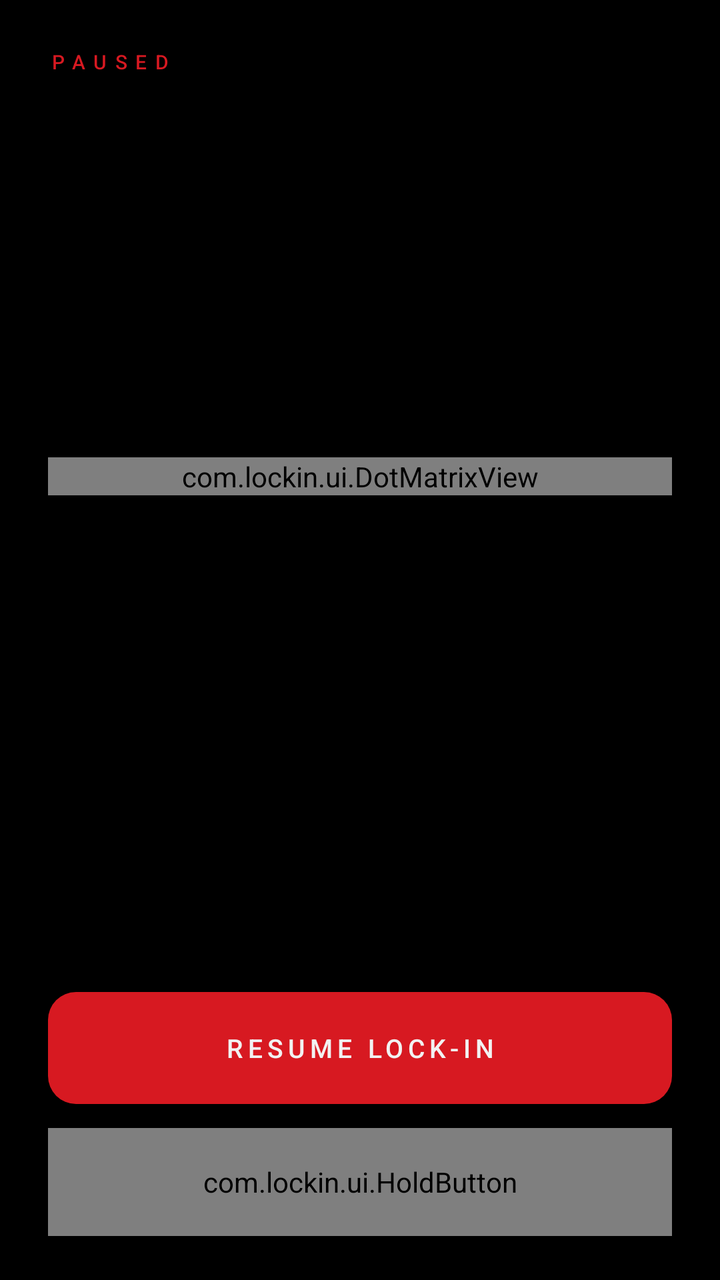
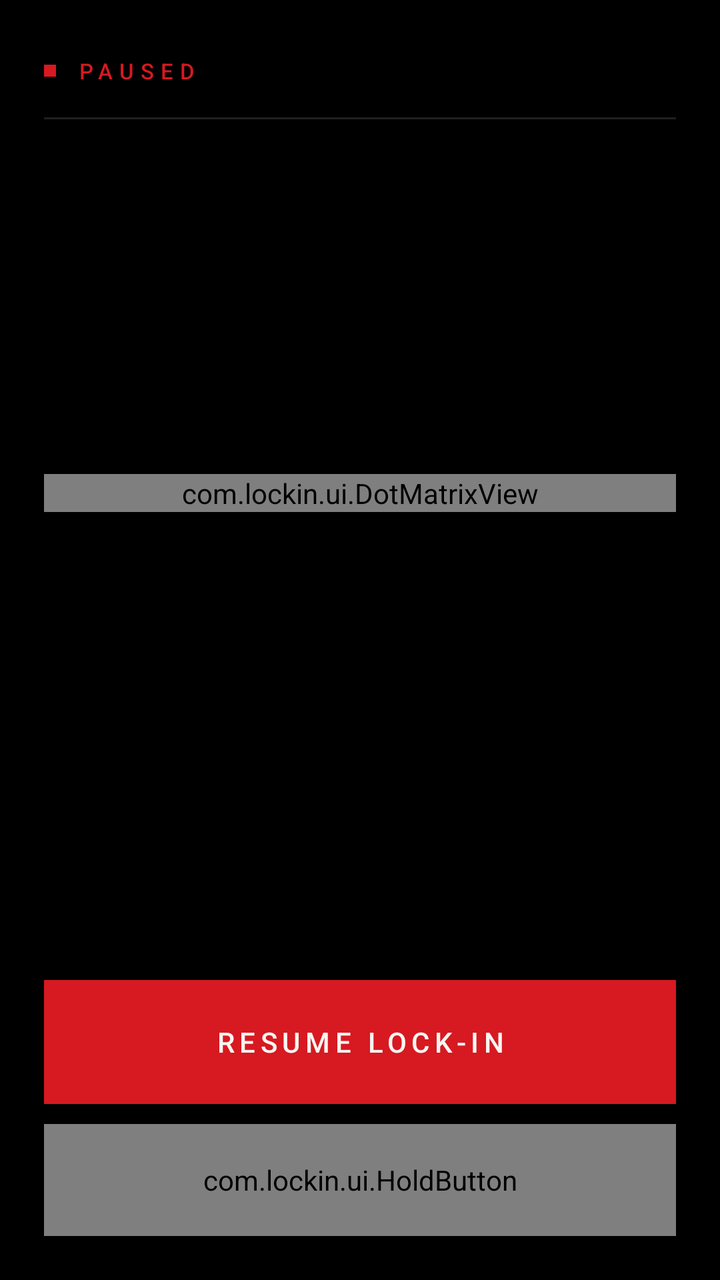

Screens rendered from an Android XML layout before and after an edit, with the pre-edit source and the edit as a unified diff.
<!-- AndroidManifest.xml: application theme Theme.LockIn -->
<!-- res/layout/activity_pause.xml -->
<?xml version="1.0" encoding="utf-8"?>
<LinearLayout xmlns:android="http://schemas.android.com/apk/res/android"
    android:layout_width="match_parent"
    android:layout_height="match_parent"
    android:background="@color/black"
    android:fitsSystemWindows="true"
    android:orientation="vertical"
    android:paddingStart="24dp"
    android:paddingTop="24dp"
    android:paddingEnd="24dp"
    android:paddingBottom="22dp">

    <TextView
        android:layout_width="wrap_content"
        android:layout_height="wrap_content"
        android:fontFamily="sans-serif-medium"
        android:letterSpacing="0.42"
        android:text="@string/paused"
        android:textColor="@color/accent"
        android:textSize="10sp" />

    <Space
        android:layout_width="match_parent"
        android:layout_height="0dp"
        android:layout_weight="1" />

    <com.lockin.ui.DotMatrixView
        android:id="@+id/pauseTimer"
        android:layout_width="match_parent"
        android:layout_height="wrap_content" />

    <TextView
        android:id="@+id/pauseSince"
        android:layout_width="match_parent"
        android:layout_height="wrap_content"
        android:layout_marginTop="22dp"
        android:gravity="center"
        android:textColor="@color/dim"
        android:textSize="11sp" />

    <TextView
        android:id="@+id/pauseMeta"
        android:layout_width="match_parent"
        android:layout_height="wrap_content"
        android:layout_marginTop="8dp"
        android:gravity="center"
        android:letterSpacing="0.18"
        android:textColor="@color/faint"
        android:textSize="9sp" />

    <Space
        android:layout_width="match_parent"
        android:layout_height="0dp"
        android:layout_weight="1" />

    <TextView
        android:id="@+id/resumeBtn"
        android:layout_width="match_parent"
        android:layout_height="56dp"
        android:background="@drawable/bg_btn_red"
        android:fontFamily="sans-serif-medium"
        android:gravity="center"
        android:letterSpacing="0.18"
        android:text="@string/resume"
        android:textColor="@color/on_accent"
        android:textSize="13sp" />

    <com.lockin.ui.HoldButton
        android:id="@+id/endBtn"
        android:layout_width="match_parent"
        android:layout_height="54dp"
        android:layout_marginTop="12dp" />
</LinearLayout>
<!-- resources referenced by this layout -->
<resources>
  <color name="accent">#FFD71921</color>
  <color name="black">#FF000000</color>
  <color name="dim">#FF8C8C8C</color>
  <color name="faint">#FF545454</color>
  <color name="on_accent">#FFF2F2F2</color>
  <!-- drawable bg_btn_red (drawable) -->
  <?xml version="1.0" encoding="utf-8"?>
  <ripple xmlns:android="http://schemas.android.com/apk/res/android"
      android:color="#40000000">
      <item>
          <shape android:shape="rectangle">
              <solid android:color="@color/accent" />
              <corners android:radius="14dp" />
          </shape>
      </item>
  </ripple>
  <string name="paused">PAUSED</string>
  <string name="resume">RESUME LOCK-IN</string>
  <style name="Theme.LockIn" parent="@android:style/Theme.Material.NoActionBar">
          <item name="android:windowBackground">@color/black</item>
          <item name="android:colorPrimary">@color/black</item>
          <item name="android:colorPrimaryDark">@color/black</item>
          <item name="android:colorAccent">@color/accent</item>
          <item name="android:colorControlActivated">@color/accent</item>
          <item name="android:colorControlHighlight">#33D71921</item>
          <item name="android:statusBarColor">@color/black</item>
          <item name="android:navigationBarColor">@color/black</item>
          <item name="android:windowLightStatusBar">false</item>
          <item name="android:textColorPrimary">@color/text</item>
          <item name="android:textColorSecondary">@color/dim</item>
          <item name="android:textColorHighlight">#55D71921</item>
          <item name="android:colorEdgeEffect">@color/accent</item>
          <item name="android:windowActionModeOverlay">true</item>
      </style>
  <color name="text">#FFFFFFFF</color>
</resources>

<!-- the commit's change to res/layout/activity_pause.xml (unified diff, before → after) -->
@@ -5,19 +5,38 @@
     android:background="@color/black"
     android:fitsSystemWindows="true"
     android:orientation="vertical"
-    android:paddingStart="24dp"
-    android:paddingTop="24dp"
-    android:paddingEnd="24dp"
+    android:paddingStart="22dp"
+    android:paddingTop="28dp"
+    android:paddingEnd="22dp"
     android:paddingBottom="22dp">
 
-    <TextView
-        android:layout_width="wrap_content"
+    <LinearLayout
+        android:layout_width="match_parent"
         android:layout_height="wrap_content"
-        android:fontFamily="sans-serif-medium"
-        android:letterSpacing="0.42"
-        android:text="@string/paused"
-        android:textColor="@color/accent"
-        android:textSize="10sp" />
+        android:gravity="center_vertical"
+        android:orientation="horizontal">
+
+        <View
+            android:layout_width="6dp"
+            android:layout_height="6dp"
+            android:background="@drawable/bg_bar" />
+
+        <TextView
+            android:layout_width="wrap_content"
+            android:layout_height="wrap_content"
+            android:layout_marginStart="10dp"
+            android:fontFamily="sans-serif-medium"
+            android:letterSpacing="0.3"
+            android:text="@string/paused"
+            android:textColor="@color/accent"
+            android:textSize="11sp" />
+    </LinearLayout>
+
+    <View
+        android:layout_width="match_parent"
+        android:layout_height="1dp"
+        android:layout_marginTop="16dp"
+        android:background="@color/stroke" />
 
     <Space
         android:layout_width="match_parent"
@@ -33,18 +52,17 @@
         android:id="@+id/pauseSince"
         android:layout_width="match_parent"
         android:layout_height="wrap_content"
-        android:layout_marginTop="22dp"
-        android:gravity="center"
+        android:layout_marginTop="20dp"
         android:textColor="@color/dim"
-        android:textSize="11sp" />
+        android:textSize="12sp" />
 
     <TextView
         android:id="@+id/pauseMeta"
         android:layout_width="match_parent"
         android:layout_height="wrap_content"
         android:layout_marginTop="8dp"
-        android:gravity="center"
-        android:letterSpacing="0.18"
+        android:fontFamily="sans-serif-monospace"
+        android:letterSpacing="0.08"
         android:textColor="@color/faint"
         android:textSize="9sp" />
 
@@ -56,18 +74,18 @@
     <TextView
         android:id="@+id/resumeBtn"
         android:layout_width="match_parent"
-        android:layout_height="56dp"
+        android:layout_height="62dp"
         android:background="@drawable/bg_btn_red"
         android:fontFamily="sans-serif-medium"
         android:gravity="center"
         android:letterSpacing="0.18"
         android:text="@string/resume"
         android:textColor="@color/on_accent"
-        android:textSize="13sp" />
+        android:textSize="14sp" />
 
     <com.lockin.ui.HoldButton
         android:id="@+id/endBtn"
         android:layout_width="match_parent"
-        android:layout_height="54dp"
-        android:layout_marginTop="12dp" />
+        android:layout_height="56dp"
+        android:layout_marginTop="10dp" />
 </LinearLayout>
<!-- resource entries referenced after the edit -->
@@ -2,17 +2,25 @@
 <resources>
   <color name="accent">#FFD71921</color>
   <color name="black">#FF000000</color>
-  <color name="dim">#FF8C8C8C</color>
-  <color name="faint">#FF545454</color>
-  <color name="on_accent">#FFF2F2F2</color>
+  <color name="dim">#FF8A8A84</color>
+  <color name="faint">#FF55554F</color>
+  <color name="on_accent">#FFF7F6F2</color>
+  <color name="stroke">#FF1F1F1E</color>
+  <!-- drawable bg_bar (drawable) -->
+  <?xml version="1.0" encoding="utf-8"?>
+  <shape xmlns:android="http://schemas.android.com/apk/res/android"
+      android:shape="rectangle">
+      <solid android:color="@color/accent" />
+      <corners android:radius="0dp" />
+  </shape>
   <!-- drawable bg_btn_red (drawable) -->
   <?xml version="1.0" encoding="utf-8"?>
   <ripple xmlns:android="http://schemas.android.com/apk/res/android"
-      android:color="#40000000">
+      android:color="#40FFFFFF">
       <item>
           <shape android:shape="rectangle">
               <solid android:color="@color/accent" />
-              <corners android:radius="14dp" />
+              <corners android:radius="0dp" />
           </shape>
       </item>
   </ripple>
@@ -34,6 +42,6 @@
           <item name="android:colorEdgeEffect">@color/accent</item>
           <item name="android:windowActionModeOverlay">true</item>
       </style>
-  <color name="text">#FFFFFFFF</color>
+  <color name="text">#FFF2F1ED</color>
 </resources>
 
